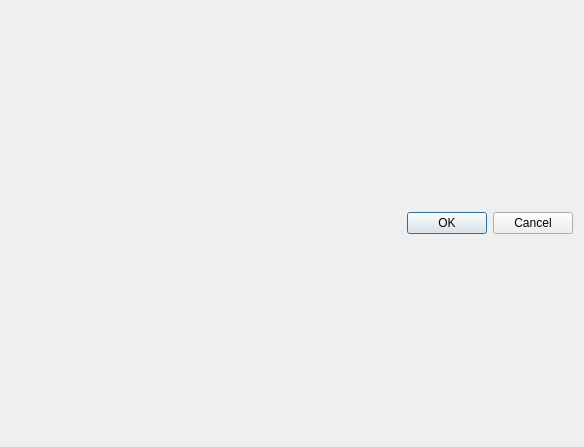
Qt form Araneus/UI/about.ui (416d72/araneus) before a commit.
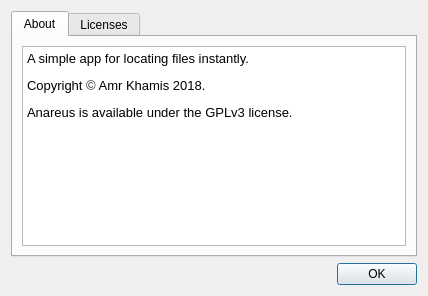
The same form after that commit.

Commit message: implemented a basic gui setup for the about dialog with starting attempt to attach it to the main window

```diff
--- a/Araneus/UI/about.ui
+++ b/Araneus/UI/about.ui
@@ -6,24 +6,70 @@
    <rect>
     <x>0</x>
     <y>0</y>
-    <width>584</width>
-    <height>447</height>
+    <width>428</width>
+    <height>296</height>
    </rect>
   </property>
   <property name="windowTitle">
    <string>About</string>
   </property>
   <layout class="QGridLayout" name="gridLayout">
-   <item row="0" column="0">
+   <item row="1" column="0">
     <widget class="QDialogButtonBox" name="buttonBox">
      <property name="orientation">
       <enum>Qt::Horizontal</enum>
      </property>
      <property name="standardButtons">
-      <set>QDialogButtonBox::Cancel|QDialogButtonBox::Ok</set>
+      <set>QDialogButtonBox::Ok</set>
      </property>
     </widget>
    </item>
+   <item row="0" column="0">
+    <widget class="QTabWidget" name="tabWidget">
+     <property name="currentIndex">
+      <number>0</number>
+     </property>
+     <widget class="QWidget" name="about_tab">
+      <attribute name="title">
+       <string>About</string>
+      </attribute>
+      <layout class="QGridLayout" name="gridLayout_2">
+       <item row="0" column="0">
+        <widget class="QTextBrowser" name="textBrowser">
+         <property name="html">
+          <string>&lt;!DOCTYPE HTML PUBLIC &quot;-//W3C//DTD HTML 4.0//EN&quot; &quot;http://www.w3.org/TR/REC-html40/strict.dtd&quot;&gt;
+&lt;html&gt;&lt;head&gt;&lt;meta name=&quot;qrichtext&quot; content=&quot;1&quot; /&gt;&lt;style type=&quot;text/css&quot;&gt;
+p, li { white-space: pre-wrap; }
+&lt;/style&gt;&lt;/head&gt;&lt;body style=&quot; font-family:'Noto Sans'; font-size:9pt; font-weight:400; font-style:normal;&quot;&gt;
+&lt;p style=&quot; margin-top:12px; margin-bottom:12px; margin-left:0px; margin-right:0px; -qt-block-indent:0; text-indent:0px;&quot;&gt;&lt;span style=&quot; font-size:10pt;&quot;&gt;A simple app for locating files instantly.&lt;/span&gt;&lt;/p&gt;
+&lt;p style=&quot; margin-top:12px; margin-bottom:12px; margin-left:0px; margin-right:0px; -qt-block-indent:0; text-indent:0px;&quot;&gt;&lt;span style=&quot; font-size:10pt;&quot;&gt;Copyright &lt;/span&gt;&lt;span style=&quot; font-family:'arial,sans-serif'; font-size:10pt; color:#222222; background-color:#ffffff;&quot;&gt;©&lt;/span&gt;&lt;span style=&quot; font-size:10pt;&quot;&gt; Amr Khamis 2018.&lt;/span&gt;&lt;/p&gt;
+&lt;p style=&quot; margin-top:12px; margin-bottom:12px; margin-left:0px; margin-right:0px; -qt-block-indent:0; text-indent:0px;&quot;&gt;&lt;span style=&quot; font-size:10pt;&quot;&gt;Anareus is available under the GPLv3 license.&lt;/span&gt;&lt;/p&gt;&lt;/body&gt;&lt;/html&gt;</string>
+         </property>
+        </widget>
+       </item>
+      </layout>
+     </widget>
+     <widget class="QWidget" name="licenses_tab">
+      <attribute name="title">
+       <string>Licenses</string>
+      </attribute>
+      <layout class="QGridLayout" name="gridLayout_3">
+       <item row="0" column="0">
+        <widget class="QTextBrowser" name="textBrowser_2">
+         <property name="html">
+          <string>&lt;!DOCTYPE HTML PUBLIC &quot;-//W3C//DTD HTML 4.0//EN&quot; &quot;http://www.w3.org/TR/REC-html40/strict.dtd&quot;&gt;
+&lt;html&gt;&lt;head&gt;&lt;meta name=&quot;qrichtext&quot; content=&quot;1&quot; /&gt;&lt;style type=&quot;text/css&quot;&gt;
+p, li { white-space: pre-wrap; }
+&lt;/style&gt;&lt;/head&gt;&lt;body style=&quot; font-family:'Noto Sans'; font-size:9pt; font-weight:400; font-style:normal;&quot;&gt;
+&lt;p style=&quot; margin-top:0px; margin-bottom:0px; margin-left:0px; margin-right:0px; -qt-block-indent:0; text-indent:0px;&quot;&gt;&lt;span style=&quot; font-family:'MS Shell Dlg 2'; font-size:10pt; font-weight:600;&quot;&gt;Qt&lt;/span&gt;&lt;span style=&quot; font-family:'MS Shell Dlg 2'; font-size:10pt;&quot;&gt; - &lt;/span&gt;&lt;a href=&quot;https://www.qt.io/&quot;&gt;&lt;span style=&quot; font-family:'MS Shell Dlg 2'; font-size:10pt; text-decoration: underline; color:#007af4;&quot;&gt;www.qt.io&lt;/span&gt;&lt;/a&gt;&lt;span style=&quot; font-family:'MS Shell Dlg 2'; font-size:10pt;&quot;&gt;&lt;br /&gt;License: GNU LGPL version 3&lt;/span&gt;&lt;/p&gt;
+&lt;p style=&quot; margin-top:0px; margin-bottom:0px; margin-left:0px; margin-right:0px; -qt-block-indent:0; text-indent:0px;&quot;&gt;&lt;span style=&quot; font-family:'MS Shell Dlg 2'; font-size:10pt; font-weight:600;&quot;&gt;SQLite&lt;/span&gt;&lt;span style=&quot; font-family:'MS Shell Dlg 2'; font-size:10pt;&quot;&gt; - &lt;/span&gt;&lt;a href=&quot;https://www.sqlite.org/&quot;&gt;&lt;span style=&quot; font-family:'MS Shell Dlg 2'; font-size:10pt; text-decoration: underline; color:#007af4;&quot;&gt;www.sqlite.org&lt;/span&gt;&lt;/a&gt;&lt;span style=&quot; font-family:'MS Shell Dlg 2'; font-size:10pt;&quot;&gt;&lt;br /&gt;License: Public Domain &lt;/span&gt;&lt;/p&gt;&lt;/body&gt;&lt;/html&gt;</string>
+         </property>
+        </widget>
+       </item>
+      </layout>
+     </widget>
+    </widget>
+   </item>
   </layout>
  </widget>
  <resources/>
```
Left out of the diff: 22 changed lines with no effect on the pictures. The commit also changes 2 other files.
